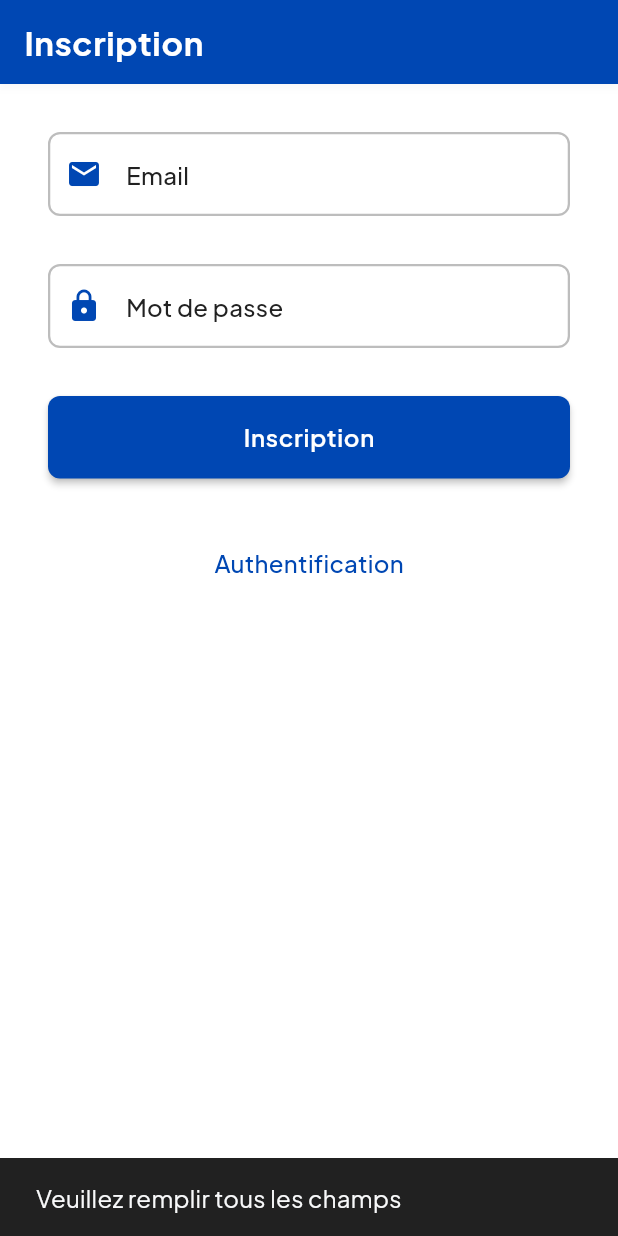
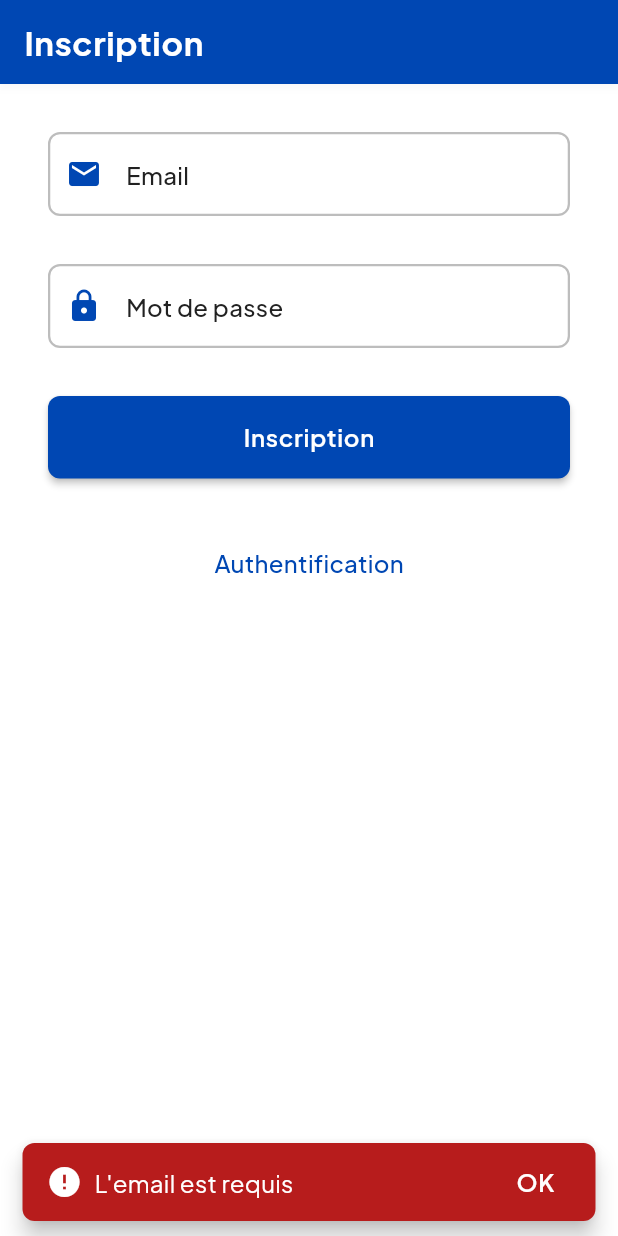
Before and after one commit to ysfmrbt/voyage, a Flutter app: the screen it shows after launch, after a tap on "Inscription", on a phone screen of 412 x 824 dp. Run offline on Flutter 3.47's test engine with Material 3 defaults, Android fonts, the phone set to English and light mode, and no system bars; our stand-ins replace firebase_auth, firebase_core, flutter_map, latlong2, shared_preferences; missing offline and left inert: flutter_map_cancellable_tile_provider; accounts and stored records are empty.

Commit message:
Fixed firebase auth

```diff
--- a/lib/main.dart
+++ b/lib/main.dart
@@ -1,6 +1,5 @@
 import 'package:flutter/material.dart';
 import 'package:provider/provider.dart';
-import 'package:shared_preferences/shared_preferences.dart';
 import 'package:voyage/pages/authentification.page.dart';
 import 'package:voyage/pages/inscription.page.dart';
 import 'package:voyage/pages/home.page.dart';
@@ -17,8 +16,32 @@ import 'package:voyage/pages/pays.page.dart';
 import 'package:voyage/pages/mates.page.dart';
 import 'package:voyage/pages/meteo.page.dart';
 import 'pages/gallery_search.page.dart';
+import 'package:firebase_auth/firebase_auth.dart';
+import 'package:firebase_core/firebase_core.dart';
+import 'firebase_options.dart';
 
-void main() {
+Future<void> main() async {
+  WidgetsFlutterBinding.ensureInitialized();
+
+  try {
+    print('Initialisation de Firebase...');
+    await Firebase.initializeApp(
+      options: DefaultFirebaseOptions.currentPlatform,
+    );
+    print('Firebase initialisé avec succès!');
+    print(
+      'Projet Firebase: ${DefaultFirebaseOptions.currentPlatform.projectId}',
+    );
+    print('API Key: ${DefaultFirebaseOptions.currentPlatform.apiKey}');
+
+    // Vérifier si l'authentification est initialisée
+    final auth = FirebaseAuth.instance;
+    print('Auth instance: ${auth.app.name}');
+    print('Utilisateur actuel: ${auth.currentUser?.uid ?? "Non connecté"}');
+  } catch (e) {
+    print('ERREUR lors de l\'initialisation de Firebase: $e');
+  }
+
   runApp(
     MultiProvider(
       providers: [
@@ -148,12 +171,14 @@ class MyApp extends StatelessWidget {
         listTileTheme: AppTheme.listTileTheme,
         // Brightness is determined by the ColorScheme
       ),
-      home: FutureBuilder<SharedPreferences>(
-        future: SharedPreferences.getInstance(),
+      home: StreamBuilder<User?>(
+        stream: FirebaseAuth.instance.authStateChanges(),
         builder: (context, snapshot) {
+          if (snapshot.connectionState == ConnectionState.waiting) {
+            return const CircularProgressIndicator();
+          }
           if (snapshot.hasData) {
-            bool c = snapshot.data?.getBool('connecte') ?? false;
-            if (c) return Home();
+            return Home();
           }
           return InscriptionPage();
         },
--- a/lib/pages/inscription.page.dart
+++ b/lib/pages/inscription.page.dart
@@ -1,17 +1,17 @@
 import "package:flutter/material.dart";
-import "package:shared_preferences/shared_preferences.dart";
 import "../widgets/base_page.dart";
 import "../theme/app_theme.dart";
+import "../services/auth_service.dart";
+import "../services/snackbar_service.dart";
 
 class InscriptionPage extends StatelessWidget {
   final TextEditingController txt_login;
   final TextEditingController txt_password;
-  final SharedPreferences? prefs;
+  final AuthService _authService = AuthService();
 
-  InscriptionPage({super.key, SharedPreferences? prefs})
+  InscriptionPage({super.key})
     : txt_login = TextEditingController(),
-      txt_password = TextEditingController(),
-      prefs = prefs;
+      txt_password = TextEditingController();
   @override
   Widget build(BuildContext context) {
     return BasePage(
@@ -69,18 +69,20 @@ class InscriptionPage extends StatelessWidget {
   }
 
   Future<void> _onInscrire(BuildContext context) async {
-    final preferences = await SharedPreferences.getInstance();
-    if (txt_login.text.isNotEmpty && txt_password.text.isNotEmpty) {
-      prefs?.setString("login", txt_login.text);
-      prefs?.setString("password", txt_password.text);
-      prefs?.setBool("connecte", true);
-      Navigator.pop(context);
-      Navigator.pushNamed(context, '/home');
-    } else {
-      const snackBar = SnackBar(
-        content: Text('Veuillez remplir tous les champs'),
-      );
-      ScaffoldMessenger.of(context).showSnackBar(snackBar);
+    // Capturer le contexte avant l'opération asynchrone
+    final navigator = Navigator.of(context);
+
+    // Tenter l'inscription avec Firebase
+    // La validation est maintenant gérée par le service d'authentification
+    final userCredential = await _authService.signUp(
+      email: txt_login.text.trim(),
+      password: txt_password.text,
+      context: context,
+    );
+
+    // Si l'inscription a réussi, rediriger vers la page d'accueil
+    if (userCredential != null && context.mounted) {
+      navigator.pushNamedAndRemoveUntil('/home', (route) => false);
     }
   }
 }
--- /dev/null
+++ b/lib/services/auth_service.dart
@@ -0,0 +1,291 @@
+import 'package:firebase_auth/firebase_auth.dart';
+import 'package:flutter/material.dart';
+import 'snackbar_service.dart';
+
+class AuthService {
+  final FirebaseAuth _auth = FirebaseAuth.instance;
+
+  // État actuel de l'authentification
+  Stream<User?> get authStateChanges => _auth.authStateChanges();
+
+  // Utilisateur actuel
+  User? get currentUser => _auth.currentUser;
+
+  // Validation de l'email
+  String? validateEmail(String email) {
+    if (email.isEmpty) {
+      return 'L\'email est requis';
+    }
+
+    // Expression régulière pour valider l'email
+    final emailRegex = RegExp(
+      r'^[a-zA-Z0-9._%+-]+@[a-zA-Z0-9.-]+\.[a-zA-Z]{2,}$',
+    );
+    if (!emailRegex.hasMatch(email)) {
+      return 'Veuillez entrer une adresse email valide';
+    }
+
+    return null;
+  }
+
+  // Validation du mot de passe
+  String? validatePassword(String password) {
+    if (password.isEmpty) {
+      return 'Le mot de passe est requis';
+    }
+
+    if (password.length < 6) {
+      return 'Le mot de passe doit contenir au moins 6 caractères';
+    }
+
+    // Vérifier si le mot de passe contient au moins un chiffre
+    if (!password.contains(RegExp(r'[0-9]'))) {
+      return 'Le mot de passe doit contenir au moins un chiffre';
+    }
+
+    return null;
+  }
+
+  // Inscription avec email et mot de passe
+  Future<UserCredential?> signUp({
+    required String email,
+    required String password,
+    required BuildContext context,
+  }) async {
+    // Valider l'email et le mot de passe
+    final emailError = validateEmail(email);
+    if (emailError != null) {
+      SnackbarService.showError(context, emailError);
+      return null;
+    }
+
+    final passwordError = validatePassword(password);
+    if (passwordError != null) {
+      SnackbarService.showError(context, passwordError);
+      return null;
+    }
+
+    try {
+      // Afficher un indicateur de chargement
+      showDialog(
+        context: context,
+        barrierDismissible: false,
+        builder: (context) => const Center(child: CircularProgressIndicator()),
+      );
+
+      final userCredential = await _auth.createUserWithEmailAndPassword(
+        email: email,
+        password: password,
+      );
+
+      // Fermer l'indicateur de chargement et afficher le message de succès
+      if (context.mounted) {
+        Navigator.of(context).pop();
+
+        // Vérifier si l'utilisateur a été créé
+        if (userCredential.user != null) {
+          SnackbarService.showSuccess(context, 'Inscription réussie!');
+        }
+      }
+
+      return userCredential;
+    } on FirebaseAuthException catch (e) {
+      if (context.mounted) {
+        // Fermer l'indicateur de chargement
+        Navigator.of(context).pop();
+
+        String message;
+        switch (e.code) {
+          case 'weak-password':
+            message = 'Le mot de passe est trop faible.';
+            break;
+          case 'email-already-in-use':
+            message = 'Un compte existe déjà avec cet email.';
+            break;
+          case 'invalid-email':
+            message = 'L\'adresse email n\'est pas valide.';
+            break;
+          case 'operation-not-allowed':
+            message =
+                'L\'inscription par email/mot de passe n\'est pas activée.';
+            break;
+          case 'network-request-failed':
+            message =
+                'Problème de connexion réseau. Vérifiez votre connexion Internet.';
+            break;
+          default:
+            message = 'Une erreur s\'est produite: ${e.message}';
+        }
+        SnackbarService.showError(context, message);
+      }
+      return null;
+    } catch (e) {
+      if (context.mounted) {
+        // Fermer l'indicateur de chargement
+        Navigator.of(context).pop();
+
+        SnackbarService.showError(context, 'Une erreur s\'est produite: $e');
+      }
+      return null;
+    }
+  }
+
+  // Connexion avec email et mot de passe
+  Future<UserCredential?> signIn({
+    required String email,
+    required String password,
+    required BuildContext context,
+  }) async {
+    // Valider l'email et le mot de passe
+    final emailError = validateEmail(email);
+    if (emailError != null) {
+      SnackbarService.showError(context, emailError);
+      return null;
+    }
+
+    if (password.isEmpty) {
+      SnackbarService.showError(context, 'Le mot de passe est requis');
+      return null;
+    }
+
+    try {
+      // Afficher un indicateur de chargement
+      showDialog(
+        context: context,
+        barrierDismissible: false,
+        builder: (context) => const Center(child: CircularProgressIndicator()),
+      );
+
+      final userCredential = await _auth.signInWithEmailAndPassword(
+        email: email,
+        password: password,
+      );
+
+      // Fermer l'indicateur de chargement
+      if (context.mounted) {
+        Navigator.of(context).pop();
+
+        // Vérifier si l'utilisateur est connecté
+        if (userCredential.user != null) {
+          SnackbarService.showSuccess(context, 'Connexion réussie!');
+        }
+      }
+
+      return userCredential;
+    } on FirebaseAuthException catch (e) {
+      // Capturer le contexte actuel
+      if (context.mounted) {
+        // Fermer l'indicateur de chargement
+        Navigator.of(context).pop();
+
+        String message;
+        switch (e.code) {
+          case 'user-not-found':
+            message = 'Aucun utilisateur trouvé avec cet email.';
+            break;
+          case 'wrong-password':
+            message = 'Mot de passe incorrect.';
+            break;
+          case 'invalid-email':
+            message = 'L\'adresse email n\'est pas valide.';
+            break;
+          case 'user-disabled':
+            message = 'Ce compte a été désactivé.';
+            break;
+          case 'network-request-failed':
+            message =
+                'Problème de connexion réseau. Vérifiez votre connexion Internet.';
+            break;
+          case 'too-many-requests':
+            message =
+                'Trop de tentatives de connexion. Veuillez réessayer plus tard.';
+            break;
+          default:
+            message = 'Une erreur s\'est produite: ${e.message}';
+        }
+
+        SnackbarService.showError(context, message);
+      }
+      return null;
+    } catch (e) {
+      if (context.mounted) {
+        // Fermer l'indicateur de chargement
+        Navigator.of(context).pop();
+
+        SnackbarService.showError(context, 'Une erreur s\'est produite: $e');
+      }
+      return null;
+    }
+  }
+
+  // Déconnexion
+  Future<void> signOut() async {
+    await _auth.signOut();
+  }
+
+  // Réinitialisation du mot de passe
+  Future<void> resetPassword({
+    required String email,
+    required BuildContext context,
+  }) async {
+    // Valider l'email
+    final emailError = validateEmail(email);
+    if (emailError != null) {
+      SnackbarService.showError(context, emailError);
+      return;
+    }
+
+    try {
+      // Afficher un indicateur de chargement
+      showDialog(
+        context: context,
+        barrierDismissible: false,
+        builder: (context) => const Center(child: CircularProgressIndicator()),
+      );
+
+      await _auth.sendPasswordResetEmail(email: email);
+
+      // Fermer l'indicateur de chargement
+      if (context.mounted) {
+        Navigator.of(context).pop();
+
+        SnackbarService.showSuccess(
+          context,
+          'Un email de réinitialisation a été envoyé à $email',
+        );
+      }
+    } on FirebaseAuthException catch (e) {
+      if (context.mounted) {
+        // Fermer l'indicateur de chargement
+        Navigator.of(context).pop();
+
+        String message;
+        switch (e.code) {
+          case 'invalid-email':
+            message = 'L\'adresse email n\'est pas valide.';
+            break;
+          case 'user-not-found':
+            message = 'Aucun utilisateur trouvé avec cet email.';
+            break;
+          case 'network-request-failed':
+            message =
+                'Problème de connexion réseau. Vérifiez votre connexion Internet.';
+            break;
+          case 'too-many-requests':
+            message = 'Trop de tentatives. Veuillez réessayer plus tard.';
+            break;
+          default:
+            message = 'Une erreur s\'est produite: ${e.message}';
+        }
+        SnackbarService.showError(context, message);
+      }
+    } catch (e) {
+      if (context.mounted) {
+        // Fermer l'indicateur de chargement
+        Navigator.of(context).pop();
+
+        SnackbarService.showError(context, 'Une erreur s\'est produite: $e');
+      }
+    }
+  }
+}
--- a/lib/widgets/base_page.dart
+++ b/lib/widgets/base_page.dart
@@ -36,7 +36,7 @@ class BasePage extends StatelessWidget {
     final isDarkMode = themeProvider.isDarkMode;
 
     return Scaffold(
-      drawer: showDrawer && !showBackButton ? const MyDrawer() : null,
+      drawer: showDrawer && !showBackButton ? MyDrawer() : null,
       appBar: AppBar(
         title: AppText.heading(
           title,
--- a/pubspec.yaml
+++ b/pubspec.yaml
@@ -35,6 +35,8 @@ dependencies:
   flutter_map_cancellable_tile_provider: ^2.0.0
   latlong2: ^0.9.0
   url_launcher: ^6.2.5
+  firebase_core: ^3.13.0
+  firebase_auth: ^5.5.3
   flutter:
     sdk: flutter
 
```
Also changed, not shown: instructions_firebase.txt (added, +61 -0 lines), lib/menu/drawer.widget.dart (+8 -4 lines), lib/pages/authentification.page.dart (+18 -20 lines), lib/pages/home.page.dart (+8 -5 lines), lib/services/snackbar_service.dart (added, +132 -0 lines), firebase.json (added), lib/firebase_options.dart (added), pubspec.lock, 6 other files.
